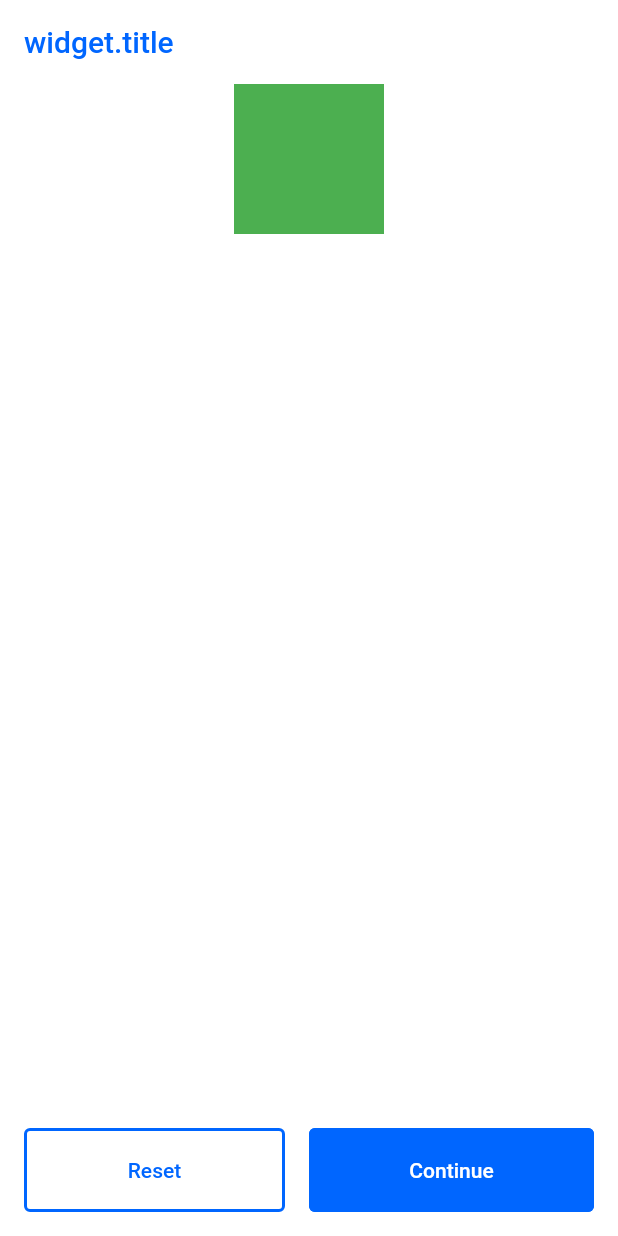
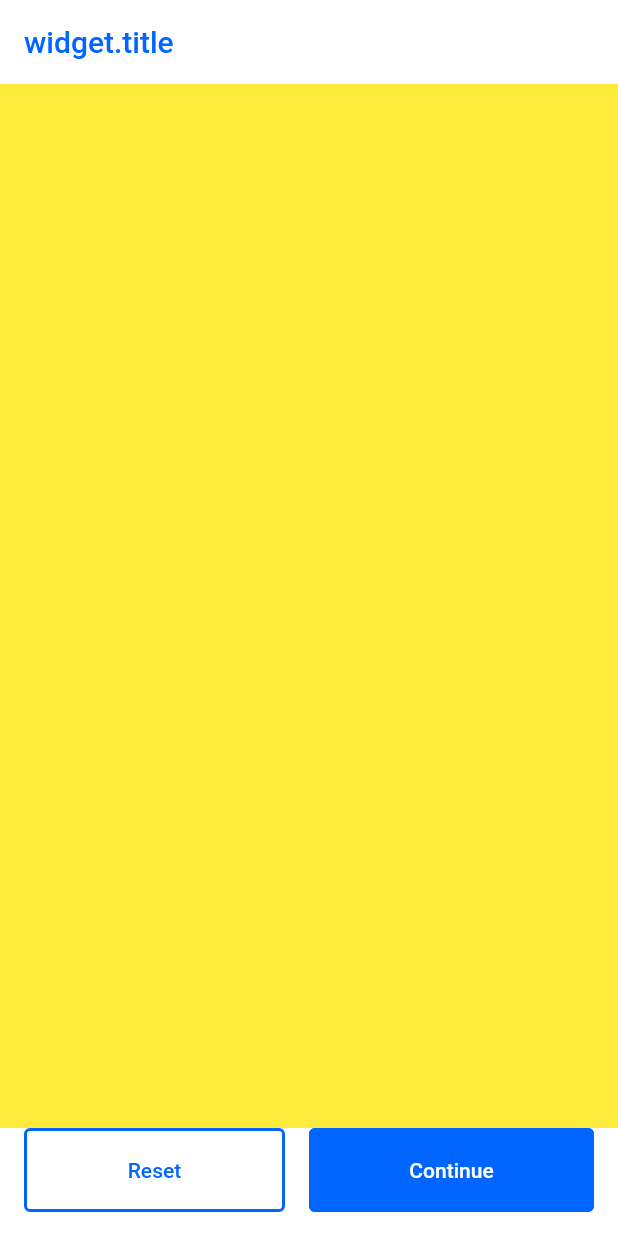
Before and after one commit to AleshaFeka/poc_glow, a Flutter app: the screen it shows after launch, after a tap on "Create Payment", after a tap on "Continue", on a phone screen of 412 x 824 dp. Run offline on Flutter 3.47's test engine with Material 2 defaults, Android fonts, the phone set to English and light mode, and no system bars; our stand-ins replace flutter_bloc.

Commit message:
Screen stubs ready.

```diff
--- a/lib/data/main_screen_bloc.dart
+++ b/lib/data/main_screen_bloc.dart
@@ -13,6 +13,10 @@ class MainScreenBloc extends Cubit<MainScreenState> {
   }
 
   void proceedContinue() {
-
+    if (state is PaymentSessionState) {
+      emit(ApplicationState());
+    } else if (state is ApplicationState) {
+      emit(FinalState(Result.success));
+    }
   }
 }
--- /dev/null
+++ b/lib/ui/application_screen/application_screen.dart
@@ -0,0 +1,16 @@
+import 'package:flutter/material.dart';
+
+class ApplicationScreen extends StatelessWidget {
+  const ApplicationScreen({Key? key}) : super(key: key);
+
+  @override
+  Widget build(BuildContext context) {
+    return Expanded(
+      child: Center(
+        child: Container(
+          color: Colors.yellow,
+        ),
+      ),
+    );
+  }
+}
--- a/lib/ui/main_screen.dart
+++ b/lib/ui/main_screen.dart
@@ -2,8 +2,11 @@ import 'package:flutter/material.dart';
 import 'package:flutter_bloc/flutter_bloc.dart';
 import 'package:poc_glow/data/main_screen_state.dart';
 import 'package:poc_glow/data/main_screen_bloc.dart';
-import 'package:poc_glow/ui/home_screen/create_payment_session_screen.dart';
+import 'package:poc_glow/ui/create_payment_session_screen/create_payment_session_screen.dart';
+import 'package:poc_glow/ui/final_screen/final_screen.dart';
+import 'package:poc_glow/ui/payment_session_screen/payment_session_screen.dart';
 
+import 'application_screen/application_screen.dart';
 import 'shared_widgets/glow_button.dart';
 
 class MainScreen extends StatefulWidget {
@@ -50,11 +53,11 @@ class _MainScreenState extends State<MainScreen> {
           },
         );
       case PaymentSessionState:
-        return Container(color: Colors.green, height: 100, width: 100);
+        return PaymentSessionScreen();
       case ApplicationState:
-        return Container(color: Colors.yellow, height: 100, width: 100);
+        return ApplicationScreen();
       case FinalState:
-        return Container(color: Colors.grey, height: 100, width: 100);
+        return FinalScreen();
     }
     return Container();
   }
--- /dev/null
+++ b/lib/ui/payment_session_screen/payment_session_screen.dart
@@ -0,0 +1,16 @@
+import 'package:flutter/material.dart';
+
+class PaymentSessionScreen extends StatelessWidget {
+  const PaymentSessionScreen({Key? key}) : super(key: key);
+
+  @override
+  Widget build(BuildContext context) {
+    return Expanded(
+      child: Center(
+        child: Container(
+          color: Colors.deepOrangeAccent,
+        ),
+      ),
+    );
+  }
+}
```
Also changed, not shown: lib/ui/final_screen/final_screen.dart (added, +16 -0 lines), assets/images/image_application_stub.png (added), lib/ui/create_payment_session_screen/create_payment_session_screen.dart (renamed from lib/ui/home_screen/create_payment_session_screen.dart).
